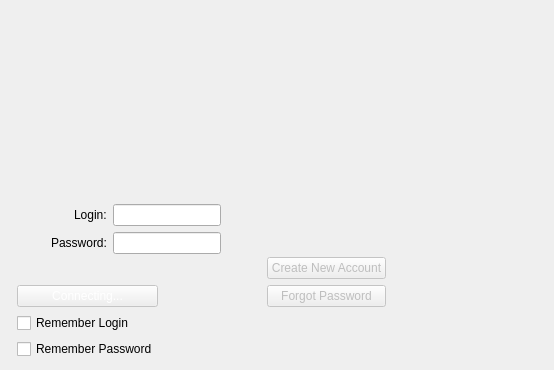
paunovic/chipup-poker, file qt-client/client/loginwindow.ui: the form before one commit.
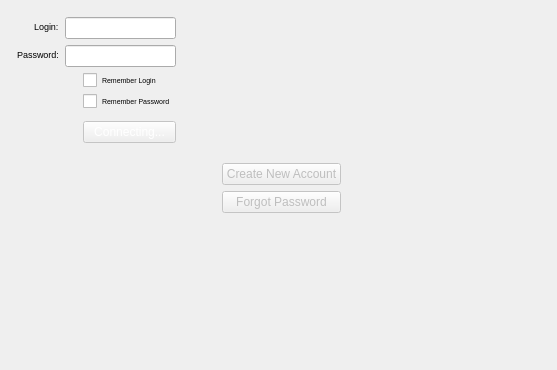
The form after the commit. Icons and pictures are not drawn.

Commit message: some login window changes

Patch:
```diff
--- a/qt-client/client/loginwindow.ui
+++ b/qt-client/client/loginwindow.ui
@@ -6,7 +6,7 @@
    <rect>
     <x>0</x>
     <y>0</y>
-    <width>554</width>
+    <width>557</width>
     <height>370</height>
    </rect>
   </property>
@@ -20,22 +20,17 @@
    <string notr="true">QPushButton {
 padding-top: 0.5em;
 padding-bottom:0.5em;
-min-width:13em;
-}</string>
+min-width:9em;
+}
+QLabel { font-size: 7pt; } QCheckBox {font-size: 5.5pt;}</string>
   </property>
   <layout class="QVBoxLayout" name="verticalLayout" stretch="0,0">
    <item>
-    <spacer name="verticalSpacer_3">
-     <property name="orientation">
-      <enum>Qt::Vertical</enum>
+    <widget class="QWidget" name="widget_4" native="true">
+     <property name="styleSheet">
+      <string notr="true">min-height: 7.3em;</string>
      </property>
-     <property name="sizeHint" stdset="0">
-      <size>
-       <width>20</width>
-       <height>40</height>
-      </size>
-     </property>
-    </spacer>
+    </widget>
    </item>
    <item>
     <layout class="QHBoxLayout" name="main">
@@ -44,17 +39,11 @@
        <item>
         <layout class="QHBoxLayout" name="horizontalLayout">
          <item>
-          <spacer name="horizontalSpacer_3">
-           <property name="orientation">
-            <enum>Qt::Horizontal</enum>
+          <widget class="QWidget" name="widget_5" native="true">
+           <property name="styleSheet">
+            <string notr="true">min-width: 2.5em;</string>
            </property>
-           <property name="sizeHint" stdset="0">
-            <size>
-             <width>40</width>
-             <height>20</height>
-            </size>
-           </property>
-          </spacer>
+          </widget>
          </item>
          <item>
           <layout class="QFormLayout" name="formLayout">
@@ -105,6 +94,9 @@
            <property name="orientation">
             <enum>Qt::Horizontal</enum>
            </property>
+           <property name="sizeType">
+            <enum>QSizePolicy::Ignored</enum>
+           </property>
            <property name="sizeHint" stdset="0">
             <size>
              <width>40</width>
@@ -115,22 +107,6 @@
          </item>
         </layout>
        </item>
-       <item>
-        <spacer name="verticalSpacer_2">
-         <property name="orientation">
-          <enum>Qt::Vertical</enum>
-         </property>
-         <property name="sizeType">
-          <enum>QSizePolicy::Preferred</enum>
-         </property>
-         <property name="sizeHint" stdset="0">
-          <size>
-           <width>20</width>
-           <height>25</height>
-          </size>
-         </property>
-        </spacer>
-       </item>
        <item>
         <layout class="QHBoxLayout" name="horizontalLayout_2">
          <item>
@@ -142,6 +118,33 @@
          </item>
          <item>
           <layout class="QVBoxLayout" name="verticalLayout_4">
+           <item>
+            <widget class="QCheckBox" name="cbRememberLogin">
+             <property name="styleSheet">
+              <string notr="true">padding: 0.1em;</string>
+             </property>
+             <property name="text">
+              <string>Remember Login</string>
+             </property>
+            </widget>
+           </item>
+           <item>
+            <widget class="QCheckBox" name="cbRememberPassword">
+             <property name="styleSheet">
+              <string notr="true">padding: 0.1em;</string>
+             </property>
+             <property name="text">
+              <string>Remember Password</string>
+             </property>
+            </widget>
+           </item>
+           <item>
+            <widget class="QWidget" name="widget_6" native="true">
+             <property name="styleSheet">
+              <string notr="true">min-height: 1em;</string>
+             </property>
+            </widget>
+           </item>
            <item>
             <widget class="QPushButton" name="btLogin">
              <property name="enabled">
@@ -160,26 +163,6 @@
              </property>
             </widget>
            </item>
-           <item>
-            <widget class="QCheckBox" name="cbRememberLogin">
-             <property name="styleSheet">
-              <string notr="true">padding: 0.1em;</string>
-             </property>
-             <property name="text">
-              <string>Remember Login</string>
-             </property>
-            </widget>
-           </item>
-           <item>
-            <widget class="QCheckBox" name="cbRememberPassword">
-             <property name="styleSheet">
-              <string notr="true">padding: 0.1em;</string>
-             </property>
-             <property name="text">
-              <string>Remember Password</string>
-             </property>
-            </widget>
-           </item>
           </layout>
          </item>
          <item>
@@ -187,6 +170,9 @@
            <property name="orientation">
             <enum>Qt::Horizontal</enum>
            </property>
+           <property name="sizeType">
+            <enum>QSizePolicy::Ignored</enum>
+           </property>
            <property name="sizeHint" stdset="0">
             <size>
              <width>40</width>
@@ -197,6 +183,19 @@
          </item>
         </layout>
        </item>
+       <item>
+        <spacer name="verticalSpacer">
+         <property name="orientation">
+          <enum>Qt::Vertical</enum>
+         </property>
+         <property name="sizeHint" stdset="0">
+          <size>
+           <width>20</width>
+           <height>40</height>
+          </size>
+         </property>
+        </spacer>
+       </item>
       </layout>
      </item>
      <item>
```
Left out of the diff: 2 changed lines with no effect on the pictures.
